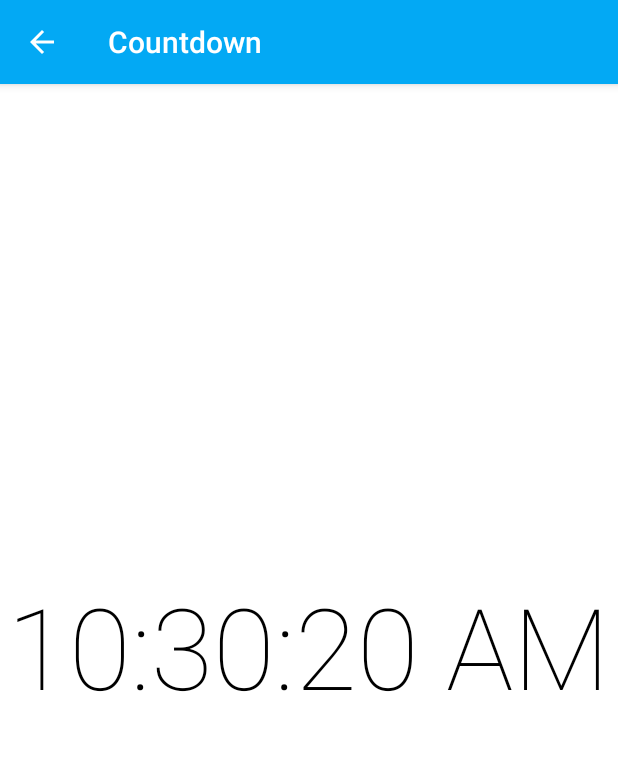
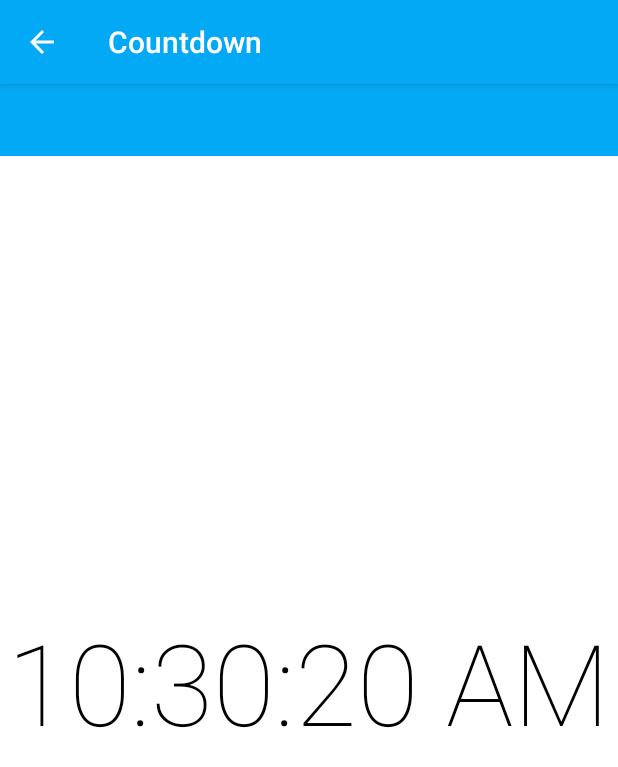
Before and after one commit to BriungRi/HackCWRU, an Android app: the screen it shows after launch (MainActivity before the commit, EventsActivity after it), in the side drawer, after a tap on "Countdown", on a phone screen of 412 x 824 dp. Shown: the top 767 px of the screen. Run offline under Robolectric (Android 15) with nearby library versions, the phone set to English and light mode, and no system bars; our stand-ins replace ButterKnife.

Commit message:
Restructuring code to MVP

```diff
--- a/app/src/main/AndroidManifest.xml
+++ b/app/src/main/AndroidManifest.xml
@@ -8,7 +8,7 @@
         android:label="@string/app_name"
         android:supportsRtl="true"
         android:theme="@style/AppTheme">
-        <activity android:name=".MainActivity">
+        <activity android:name=".events.EventsActivity">
             <intent-filter>
                 <action android:name="android.intent.action.MAIN" />
 
--- a/app/src/main/java/cwru/edu/hackcwru/EventDetailFragment.java
+++ b/app/src/main/java/cwru/edu/hackcwru/EventDetailFragment.java
@@ -9,6 +9,7 @@ import android.widget.TextView;
 
 import butterknife.BindView;
 import butterknife.ButterKnife;
+import cwru.edu.hackcwru.data.Event;
 
 public class EventDetailFragment extends Fragment{
     private final String LOG_TAG = "EventDetailFragment";
--- a/app/src/main/java/cwru/edu/hackcwru/CountdownFragment.java
+++ b/app/src/main/java/cwru/edu/hackcwru/countdown/CountdownFragment.java
@@ -1,4 +1,4 @@
-package cwru.edu.hackcwru;
+package cwru.edu.hackcwru.countdown;
 
 import android.app.Fragment;
 import android.os.Bundle;
@@ -15,6 +15,7 @@ import java.util.Date;
 
 import butterknife.BindView;
 import butterknife.ButterKnife;
+import cwru.edu.hackcwru.R;
 
 public class CountdownFragment extends Fragment {
     private final String LOG_TAG = "Countdown Fragment";
--- a/app/src/main/java/cwru/edu/hackcwru/Event.java
+++ b/app/src/main/java/cwru/edu/hackcwru/data/Event.java
@@ -1,4 +1,4 @@
-package cwru.edu.hackcwru;
+package cwru.edu.hackcwru.data;
 
 public class Event {
     private String eventName;
--- a/app/src/main/java/cwru/edu/hackcwru/MainActivity.java
+++ b/app/src/main/java/cwru/edu/hackcwru/events/EventsActivity.java
@@ -1,4 +1,4 @@
-package cwru.edu.hackcwru;
+package cwru.edu.hackcwru.events;
 
 import android.content.Context;
 import android.content.SharedPreferences;
@@ -27,12 +27,15 @@ import java.util.Set;
 
 import butterknife.BindView;
 import butterknife.ButterKnife;
+import cwru.edu.hackcwru.data.Event;
+import cwru.edu.hackcwru.R;
 import cwru.edu.hackcwru.utils.FragmentUtils;
 import cwru.edu.hackcwru.utils.Log;
 import cwru.edu.hackcwru.utils.UIUtils;
 
-public class MainActivity extends AppCompatActivity implements NavigationView.OnNavigationItemSelectedListener {
+public class EventsActivity extends AppCompatActivity implements NavigationView.OnNavigationItemSelectedListener {
     private static String LOG_TAG = "Main Activity";
+
     @BindView(R.id.main_toolbar)
     Toolbar mainToolbar;
 
@@ -42,6 +45,7 @@ public class MainActivity extends AppCompatActivity implements NavigationView.On
     NavigationView navigationView;
     ActionBarDrawerToggle drawerToggle;
     private boolean isToolBarNavigationListenerRegistered = false;
+
 
     @BindView(R.id.event_list)
     RecyclerView eventList;
@@ -59,12 +63,11 @@ public class MainActivity extends AppCompatActivity implements NavigationView.On
     protected void onCreate(Bundle savedInstanceState) {
         setTheme(R.style.AppTheme);
         super.onCreate(savedInstanceState);
-        setContentView(R.layout.activity_main);
+        setContentView(R.layout.events_activity);
         ButterKnife.bind(this);
         loadPreferences();
 
         setSupportActionBar(mainToolbar);
-
         getSupportActionBar().setDisplayHomeAsUpEnabled(true);
         getSupportActionBar().setHomeButtonEnabled(true);
 
@@ -73,7 +76,7 @@ public class MainActivity extends AppCompatActivity implements NavigationView.On
 
             @Override
             public boolean onOptionsItemSelected(MenuItem item) {
-                UIUtils.toast(MainActivity.this, item.getTitle().toString());
+                UIUtils.toast(EventsActivity.this, item.getTitle().toString());
                 return super.onOptionsItemSelected(item);
             }
         };
@@ -110,16 +113,16 @@ public class MainActivity extends AppCompatActivity implements NavigationView.On
                 if(!showingSavedItems){
                     saveFloatingActionButton.setImageResource(R.drawable.ic_bookmark_white_24dp);
                     ArrayList<Event> savedEvents = new ArrayList<>();
-                    for(String s : MainActivity.this.savedEvents){
-                        Event e = MainActivity.this.events.get(MainActivity.this.events.indexOf(new Event(s, "", "", 0)));
+                    for(String s : EventsActivity.this.savedEvents){
+                        Event e = EventsActivity.this.events.get(EventsActivity.this.events.indexOf(new Event(s, "", "", 0)));
                         savedEvents.add(e);
                     }
 
-                    eventList.setAdapter(new EventListAdapter(MainActivity.this, savedEvents));
+                    eventList.setAdapter(new EventListAdapter(EventsActivity.this, savedEvents));
                 }
                 else{
                     saveFloatingActionButton.setImageResource(R.drawable.ic_bookmark_border_white_24dp);
-                    eventList.setAdapter(new EventListAdapter(MainActivity.this, MainActivity.this.events));
+                    eventList.setAdapter(new EventListAdapter(EventsActivity.this, EventsActivity.this.events));
                 }
                 showingSavedItems = !showingSavedItems;
             }
@@ -182,9 +185,6 @@ public class MainActivity extends AppCompatActivity implements NavigationView.On
         else
             item.setChecked(true);
 
-        // Closing drawer on item click
-        drawerLayout.closeDrawers();
-
         if (item.getItemId() == R.id.item_maps || item.getItemId() == R.id.item_announcements) {
             UIUtils.toast(this, "Currently unavailable.");
             item.setChecked(false);
@@ -197,16 +197,16 @@ public class MainActivity extends AppCompatActivity implements NavigationView.On
         switch (item.getItemId()) {
             case R.id.item_schedule:
                 onBackPressed();
-                return true;
             case R.id.item_maps:
                 return false;
             case R.id.item_announcements:
                 return false;
             case R.id.item_countdown:
                 FragmentUtils.showCountdownFragment(this);
-                return true;
         }
-        return false;
+
+        drawerLayout.closeDrawers();
+        return true;
     }
 
     private void loadPreferences() {
@@ -231,7 +231,7 @@ public class MainActivity extends AppCompatActivity implements NavigationView.On
 
     public class EventListAdapter extends RecyclerView.Adapter<EventListAdapter.ViewHolder> {
         private ArrayList<Event> events;
-        private MainActivity activity;
+        private EventsActivity activity;
 
         // Provide a reference to the views for each data item
         // Complex data items may need more than one view per item, and
@@ -257,7 +257,7 @@ public class MainActivity extends AppCompatActivity implements NavigationView.On
         }
 
         // Provide a suitable constructor (depends on the kind of dataset)
-        public EventListAdapter(MainActivity activity, ArrayList<Event> events) {
+        public EventListAdapter(EventsActivity activity, ArrayList<Event> events) {
             this.events = events;
             this.activity = activity;
         }
--- /dev/null
+++ b/app/src/main/java/cwru/edu/hackcwru/events/EventsContract.java
@@ -0,0 +1,16 @@
+package cwru.edu.hackcwru.events;
+
+import cwru.edu.hackcwru.utils.BasePresenter;
+import cwru.edu.hackcwru.utils.BaseView;
+
+public interface EventsContract {
+
+    interface View extends BaseView<Presenter> {
+
+    }
+
+    interface Presenter extends BasePresenter{
+
+    }
+
+}
--- /dev/null
+++ b/app/src/main/java/cwru/edu/hackcwru/events/EventsFragment.java
@@ -0,0 +1,11 @@
+package cwru.edu.hackcwru.events;
+
+import android.app.Fragment;
+
+
+public class EventsFragment extends Fragment implements EventsContract.View{
+    @Override
+    public void setPresenter(EventsContract.Presenter presenter) {
+
+    }
+}
--- /dev/null
+++ b/app/src/main/java/cwru/edu/hackcwru/events/EventsPresenter.java
@@ -0,0 +1,8 @@
+package cwru.edu.hackcwru.events;
+
+public class EventsPresenter implements EventsContract.Presenter {
+    @Override
+    public void start() {
+
+    }
+}
--- /dev/null
+++ b/app/src/main/java/cwru/edu/hackcwru/utils/BasePresenter.java
@@ -0,0 +1,7 @@
+package cwru.edu.hackcwru.utils;
+
+public interface BasePresenter {
+
+    void start();
+
+}
--- /dev/null
+++ b/app/src/main/java/cwru/edu/hackcwru/utils/BaseView.java
@@ -0,0 +1,7 @@
+package cwru.edu.hackcwru.utils;
+
+public interface BaseView<T> {
+
+    void setPresenter(T presenter);
+
+}
--- a/app/src/main/java/cwru/edu/hackcwru/utils/FragmentUtils.java
+++ b/app/src/main/java/cwru/edu/hackcwru/utils/FragmentUtils.java
@@ -4,14 +4,14 @@ import android.app.Fragment;
 import android.app.FragmentManager;
 import android.app.FragmentTransaction;
 
-import cwru.edu.hackcwru.CountdownFragment;
-import cwru.edu.hackcwru.Event;
+import cwru.edu.hackcwru.countdown.CountdownFragment;
+import cwru.edu.hackcwru.data.Event;
 import cwru.edu.hackcwru.EventDetailFragment;
-import cwru.edu.hackcwru.MainActivity;
+import cwru.edu.hackcwru.events.EventsActivity;
 import cwru.edu.hackcwru.R;
 
 public class FragmentUtils {
-    private static void showOverlayElement(MainActivity activity, Fragment fragment, int enterAnimation, int exitAnimation) {
+    private static void showOverlayElement(EventsActivity activity, Fragment fragment, int enterAnimation, int exitAnimation) {
         FragmentManager fm = activity.getFragmentManager();
         FragmentTransaction transaction = fm.beginTransaction();
         transaction.setCustomAnimations(enterAnimation, exitAnimation);
@@ -19,7 +19,7 @@ public class FragmentUtils {
         transaction.commit();
     }
 
-    private static void closeOverlayElement(MainActivity activity, Fragment fragment, int enterAnimation, int exitAnimation) {
+    private static void closeOverlayElement(EventsActivity activity, Fragment fragment, int enterAnimation, int exitAnimation) {
         if (fragment != null) {
             FragmentManager fm = activity.getFragmentManager();
             FragmentTransaction transaction = fm.beginTransaction();
@@ -31,26 +31,26 @@ public class FragmentUtils {
 
     private static EventDetailFragment eventDetailFragment;
 
-    public static void showEventDetailFragment(MainActivity activity, Event event) {
+    public static void showEventDetailFragment(EventsActivity activity, Event event) {
         eventDetailFragment = new EventDetailFragment(event);
         showOverlayElement(activity, eventDetailFragment, R.animator.enter_from_right, R.animator.exit_to_left);
     }
 
-    public static void closeEventDetailFragment(MainActivity activity) {
+    public static void closeEventDetailFragment(EventsActivity activity) {
         closeOverlayElement(activity, eventDetailFragment, R.animator.enter_from_left, R.animator.exit_to_right);
         eventDetailFragment = null;
     }
 
     private static CountdownFragment countdownFragment;
 
-    public static void showCountdownFragment(MainActivity activity) {
+    public static void showCountdownFragment(EventsActivity activity) {
         if (countdownFragment == null) {
             countdownFragment = new CountdownFragment();
             showOverlayElement(activity, countdownFragment, android.R.animator.fade_in, android.R.animator.fade_out);
         }
     }
 
-    public static void closeCountdownFragment(MainActivity activity) {
+    public static void closeCountdownFragment(EventsActivity activity) {
         closeOverlayElement(activity, countdownFragment, android.R.animator.fade_in, android.R.animator.fade_out);
         countdownFragment = null;
     }
--- a/app/src/main/java/cwru/edu/hackcwru/utils/UIUtils.java
+++ b/app/src/main/java/cwru/edu/hackcwru/utils/UIUtils.java
@@ -8,7 +8,7 @@ import android.net.NetworkInfo;
 import android.support.v4.content.ContextCompat;
 import android.widget.Toast;
 
-import cwru.edu.hackcwru.MainActivity;
+import cwru.edu.hackcwru.events.EventsActivity;
 
 public class UIUtils {
     private static Toast toast;
@@ -24,13 +24,13 @@ public class UIUtils {
             toast.cancel();
     }
 
-    public static boolean canRecordAudio(MainActivity activity) {
+    public static boolean canRecordAudio(EventsActivity activity) {
         return ContextCompat.checkSelfPermission(activity,
                 Manifest.permission.RECORD_AUDIO)
                 == PackageManager.PERMISSION_GRANTED;
     }
 
-    public static boolean isConnected(MainActivity activity) {
+    public static boolean isConnected(EventsActivity activity) {
         ConnectivityManager cm =
                 (ConnectivityManager) activity.getSystemService(Context.CONNECTIVITY_SERVICE);
 
--- a/app/src/main/res/layout/activity_main.xml
+++ b/app/src/main/res/layout/events_activity.xml
@@ -5,7 +5,7 @@
     android:id="@+id/drawer_layout"
     android:layout_width="match_parent"
     android:layout_height="match_parent"
-    tools:context=".MainActivity">
+    tools:context=".events.EventsActivity">
 
     <LinearLayout
         android:id="@+id/content_frame"
--- a/app/src/main/res/layout/toolbar.xml
+++ b/app/src/main/res/layout/toolbar.xml
@@ -1,4 +1,14 @@
 <?xml version="1.0" encoding="utf-8"?>
+
+<android.support.design.widget.CoordinatorLayout xmlns:android="http://schemas.android.com/apk/res/android"
+    xmlns:app="http://schemas.android.com/apk/res-auto"
+    android:layout_width="match_parent"
+    android:layout_height="match_parent">
+
+    <android.support.design.widget.AppBarLayout
+        android:layout_width="match_parent"
+        android:layout_height="wrap_content"
+        android:theme="@style/ThemeOverlay.AppCompat.Dark.ActionBar">
 
         <android.support.v7.widget.Toolbar xmlns:android="http://schemas.android.com/apk/res/android"
             xmlns:app="http://schemas.android.com/apk/res-auto"
@@ -10,3 +20,12 @@
             android:popupTheme="@style/ThemeOverlay.AppCompat.Light"
             android:titleTextColor="@color/white"
             app:theme="@style/ThemeOverlay.AppCompat.Dark.ActionBar" />
+
+        <android.support.design.widget.TabLayout
+            android:id="@+id/tabs"
+            android:layout_width="match_parent"
+            android:layout_height="wrap_content"
+            app:tabGravity="fill"
+            app:tabMode="fixed" />
+    </android.support.design.widget.AppBarLayout>
+</android.support.design.widget.CoordinatorLayout>
--- a/build.gradle
+++ b/build.gradle
@@ -5,7 +5,7 @@ buildscript {
         jcenter()
     }
     dependencies {
-        classpath 'com.android.tools.build:gradle:2.2.1'
+        classpath 'com.android.tools.build:gradle:2.2.3'
         classpath 'com.neenbedankt.gradle.plugins:android-apt:1.8'
 
         // NOTE: Do not place your application dependencies here; they belong
```
Lines whose indentation alone changed are shown as unchanged.
